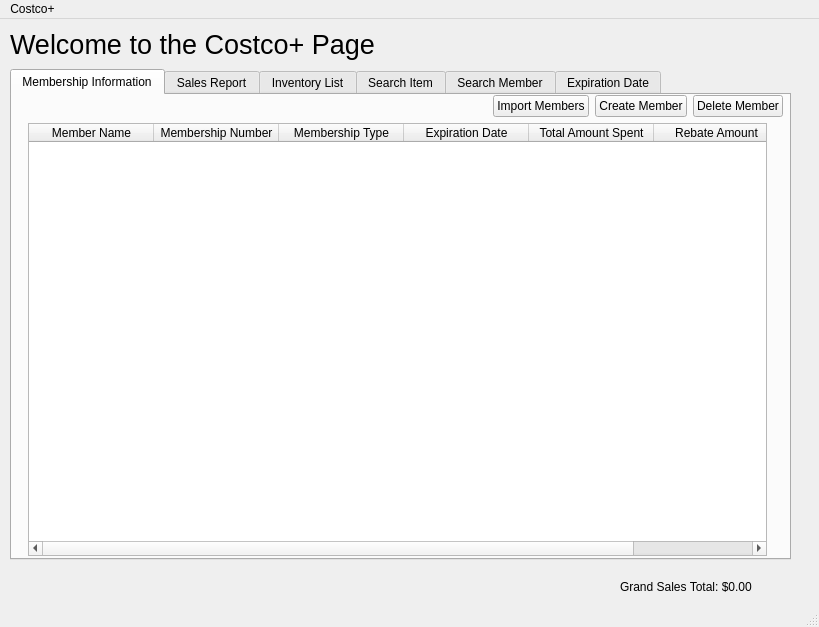
Old version of the form dashboard.ui in the repository danielmulvad/CS1C-Project-2.
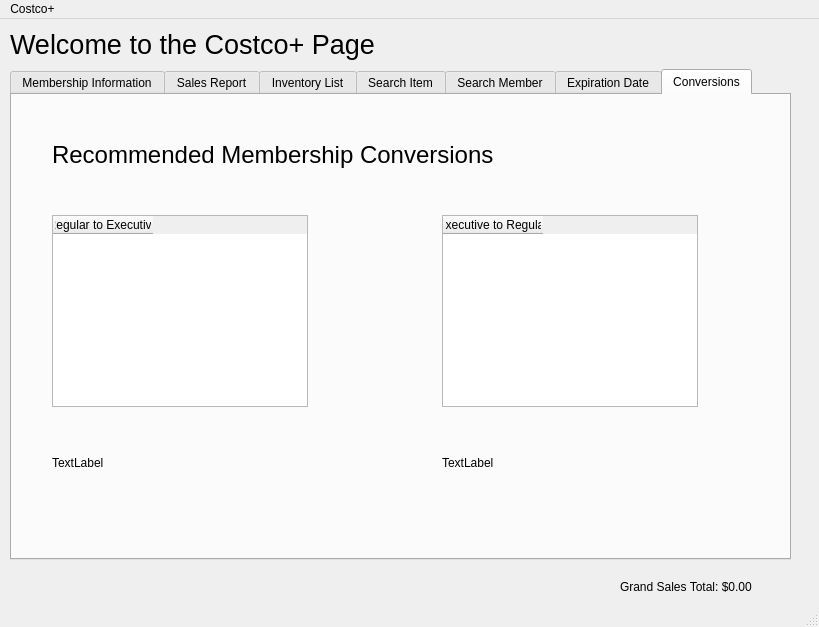
New version of the form.

```diff
--- a/dashboard.ui
+++ b/dashboard.ui
@@ -75,7 +75,7 @@
        <item>
         <widget class="QTabWidget" name="tabWidget">
          <property name="currentIndex">
-          <number>0</number>
+          <number>6</number>
          </property>
          <widget class="QWidget" name="tab_membershipInformation">
           <property name="font">
@@ -129,13 +129,6 @@
                 </property>
                </widget>
               </item>
-              <item>
-               <widget class="QPushButton" name="button_deleteMember">
-                <property name="text">
-                 <string>Delete Member</string>
-                </property>
-               </widget>
-              </item>
              </layout>
             </item>
             <item>
@@ -718,6 +711,80 @@
            </property>
           </widget>
          </widget>
+         <widget class="QWidget" name="tab_3">
+          <attribute name="title">
+           <string>Conversions</string>
+          </attribute>
+          <widget class="QLabel" name="label_7">
+           <property name="geometry">
+            <rect>
+             <x>40</x>
+             <y>40</y>
+             <width>531</width>
+             <height>41</height>
+            </rect>
+           </property>
+           <property name="text">
+            <string>&lt;html&gt;&lt;head/&gt;&lt;body&gt;&lt;p&gt;&lt;span style=&quot; font-size:18pt;&quot;&gt;Recommended Membership Conversions&lt;/span&gt;&lt;/p&gt;&lt;/body&gt;&lt;/html&gt;</string>
+           </property>
+          </widget>
+          <widget class="QTableWidget" name="regularTable">
+           <property name="geometry">
+            <rect>
+             <x>40</x>
+             <y>120</y>
+             <width>256</width>
+             <height>192</height>
+            </rect>
+           </property>
+           <column>
+            <property name="text">
+             <string>Regular to Executive</string>
+            </property>
+           </column>
+          </widget>
+          <widget class="QTableWidget" name="executiveTable">
+           <property name="geometry">
+            <rect>
+             <x>430</x>
+             <y>120</y>
+             <width>256</width>
+             <height>192</height>
+            </rect>
+           </property>
+           <column>
+            <property name="text">
+             <string>Executive to Regular</string>
+            </property>
+           </column>
+          </widget>
+          <widget class="QLabel" name="regular">
+           <property name="geometry">
+            <rect>
+             <x>40</x>
+             <y>360</y>
+             <width>251</width>
+             <height>16</height>
+            </rect>
+           </property>
+           <property name="text">
+            <string>TextLabel</string>
+           </property>
+          </widget>
+          <widget class="QLabel" name="executive">
+           <property name="geometry">
+            <rect>
+             <x>430</x>
+             <y>360</y>
+             <width>261</width>
+             <height>16</height>
+            </rect>
+           </property>
+           <property name="text">
+            <string>TextLabel</string>
+           </property>
+          </widget>
+         </widget>
         </widget>
        </item>
       </layout>
```
Left out of the diff: 2 changed lines with no effect on the pictures.
